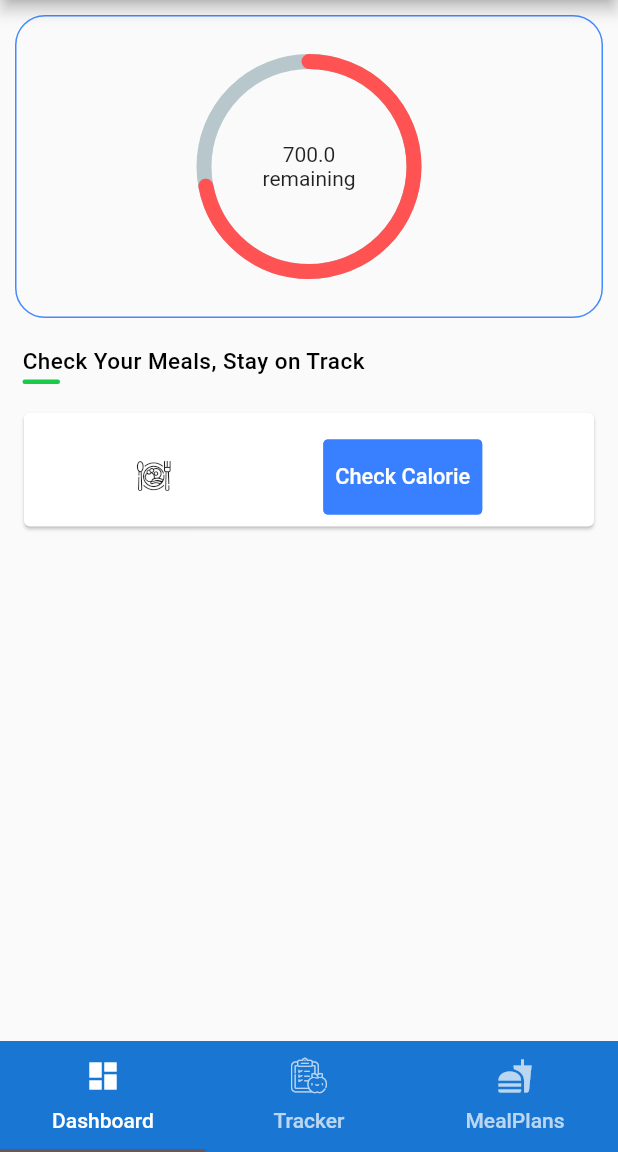
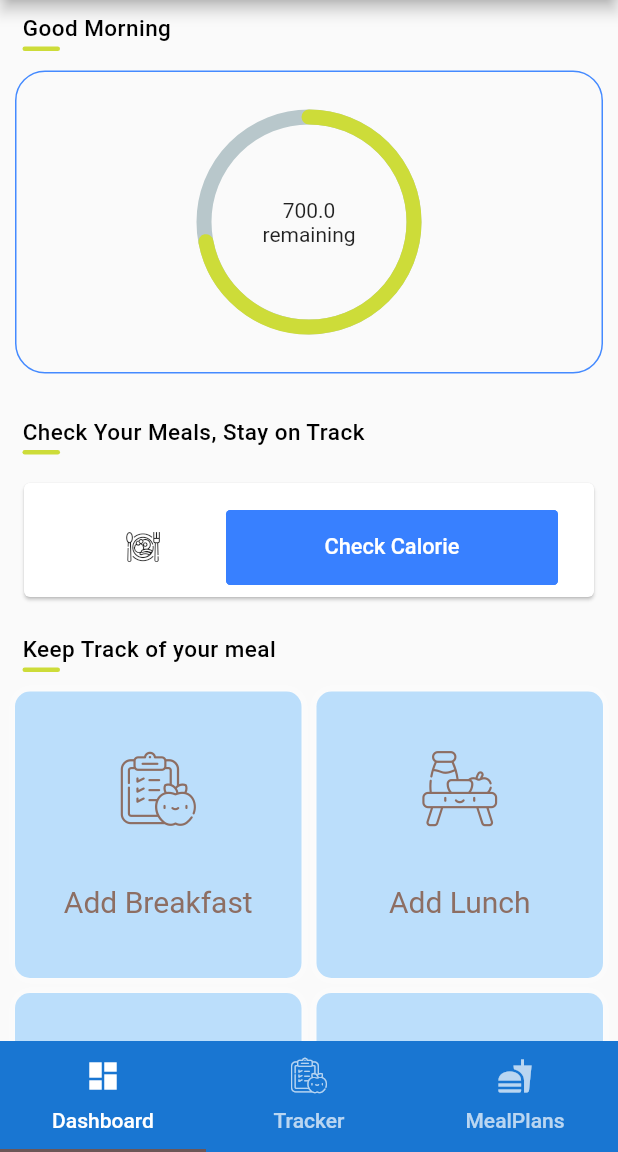
Before and after one commit to Phillipj1514/Comp2171_Project, a Flutter app: the Tabs screen opened directly, on a phone screen of 412 x 824 dp, the part 84-1236 px from its top. Run offline on Flutter 3.47's test engine with Material 2 defaults, Android fonts, the light colour scheme and no system bars; drawn by our look-alikes of percent_indicator; our stand-ins replace cloud_firestore, datetime_picker_formfield, firebase_auth, getflutter; missing offline and left inert: flappy_search_bar; accounts and stored records are empty.

Commit message:
Update UI_Dashboard.dart

```diff
--- a/lib/UI/UI_Dashboard.dart
+++ b/lib/UI/UI_Dashboard.dart
@@ -1,3 +1,6 @@
+import 'package:Vainfitness/UI/forms/AddMeal.dart';
+import 'package:Vainfitness/UI/forms/addMealPlan.dart';
+//import 'package:Vainfitness/UI/grid_dash.dart';
 import 'package:Vainfitness/UI/vain_icons_icons.dart';
 import 'package:flappy_search_bar/flappy_search_bar.dart';
 import 'package:flutter/cupertino.dart';
@@ -10,12 +13,97 @@ import 'package:getflutter/getflutter.dart';
 import 'forms/checkCaloricValue.dart';
 
 class UI_Dashboard extends StatelessWidget {
+  List vainGridComp = [
+    {
+      'icon': const IconData(
+        0xe800,
+        fontFamily: 'VainIcons',
+      ),
+      'title': 'Add Breakfast',
+      'route': AddMeal()
+    },
+    {
+      'icon': const IconData(
+        0xe803,
+        fontFamily: 'VainIcons',
+      ),
+      'title': 'Add Lunch',
+      'route': AddMeal()
+    },
+    {
+      'icon': const IconData(
+        0xe806,
+        fontFamily: 'VainIcons',
+      ),
+      'title': 'Add Dinner',
+      'route': AddMeal()
+    },
+    {
+      'icon': const IconData(
+        0xe804,
+        fontFamily: 'VainIcons',
+      ),
+      'title': 'Add Snack',
+      'route': AddMeal()
+    },
+  ];
+
+  Widget buildBoxTile(String title, IconData icon, Widget route) => InkWell(
+
+
+    child: Container(
+      decoration: BoxDecoration(
+        color: const Color(0xFFbbdefb),
+        borderRadius: const BorderRadius.all(Radius.circular(10)),
+        boxShadow: [
+          BoxShadow(
+              color: Colors.white70,
+              blurRadius: 6,
+              spreadRadius: 0),
+        ],
+      ),
+      child: Column(
+        mainAxisAlignment: MainAxisAlignment.spaceEvenly,
+        children: <Widget>[
+          Icon(
+            icon,
+            //color: Color(0xFFCDDC39),
+            color: Color(0xFF8D6E63),
+
+            // GFColors.SUCCESS,
+            size: 50,
+          ),
+//            Icon((icon),),
+          Text(
+            title,
+           // style: const TextStyle(color: GFColors.WHITE, fontSize: 20),
+              style: const TextStyle(color: Color(0xFF8D6E63), fontSize: 20),
+
+
+          )
+        ],
+      ),
+    ),
+  );
+
   @override
   Widget build(BuildContext context) {
     return SafeArea(
       child: Container(
         child: ListView(
           children: <Widget>[
+            Padding(
+              padding: EdgeInsets.only(left: 15, top: 10),
+              child: GFTypography(
+
+                text: 'Good Morning',
+
+                type: GFTypographyType.typo5,
+                dividerWidth: 25,
+                dividerColor: Color(0xFFCDDC39),
+              ),
+            ),
+            //Text( 'Good Morning'),
             Container(
               //color: Colors.greenAccent ,
               //padding: EdgeInsets.all(10.0),
@@ -28,16 +116,24 @@ class UI_Dashboard extends StatelessWidget {
                 ),
               child: CircularProgress(2500.0, 1800.0)),
 
+            const SizedBox(
+              height: 10,
+            ),
+
              Padding(
                     padding: EdgeInsets.only(left: 15, top: 10),
                     child: GFTypography(
+
                       text: 'Check Your Meals, Stay on Track',
 
                       type: GFTypographyType.typo5,
                       dividerWidth: 25,
-                dividerColor: Color(0xFF19CA4B),
+                      dividerColor: Color(0xFFCDDC39),
                     ),
                   ),
+
+
+
               GFCard(
                 content: Column(
                   mainAxisAlignment: MainAxisAlignment.start,
@@ -49,9 +145,14 @@ class UI_Dashboard extends StatelessWidget {
                     Row(
                       mainAxisAlignment: MainAxisAlignment.spaceAround ,
                       children: <Widget>[
-                      Icon(VainIcons.food_for_check_cal_val
+                        Expanded(
+                          flex: 1,
+                          child:
+                          Icon(VainIcons.food_for_check_cal_val),
                         ),
-
+                        Expanded(
+                          flex: 2,
+                          child:
                               GFButton(
                                 onPressed: () {
                                   Navigator.push( context,
@@ -68,132 +169,55 @@ class UI_Dashboard extends StatelessWidget {
                                     size: GFSize.LARGE,
                                     buttonBoxShadow: true,
                               ),
-//
+                        ),
                       ],
                     )
-              ]),
+                  ]
                 ),
+              ),
+            Padding(
+              padding: EdgeInsets.only(left: 15, top: 10),
+              child: GFTypography(
+
+                text: 'Keep Track of your meal',
+
+                type: GFTypographyType.typo5,
+                dividerWidth: 25,
+                dividerColor: Color(0xFFCDDC39),
+              ),
+            ),
+
+            Container(
+              margin: EdgeInsets.all(10) ,
+              child: GridView.builder(
+
+                  shrinkWrap: true,
+                  physics: const ScrollPhysics(),
+                  itemCount: vainGridComp.length,
+                  gridDelegate: const SliverGridDelegateWithFixedCrossAxisCount(
+                      crossAxisCount: 2,
+                      crossAxisSpacing: 10,
+                      mainAxisSpacing: 10),
+                  itemBuilder: (BuildContext context, int index) =>
+                      GestureDetector(
+                          onTap: () {
+                            Navigator.push(
+                                context,
+                                MaterialPageRoute(
+                                builder: (BuildContext context) =>
+                                AddMealPlan(),));
+                          },
+                          child: buildBoxTile(
+                              vainGridComp[index]['title'],
+                              vainGridComp[index]['icon'],
+                              vainGridComp[index]['route']))
+              ),
+            ),
+
           ]
         )
       )
-
     );
-
-              /*Row(
-                      children: [
-                        Icon(VainIcons.food_for_check_cal_val),
-                        Row(children: [
-                         Text( 'Check Calorie'),
-
-                         SearchBar(onSearch: null, onItemFound: null),
-                       ]),
-                      ]
-                  ),*/
-
-
-
-
-
-              /* Row(
-
-                mainAxisSize: MainAxisSize.min,
-                children: [
-                  Column(children: [
-                    Text('Protein'),
-                    GFProgressBar(
-                      percentage: 0.9,
-                      backgroundColor: Colors.black26,
-                      progressBarColor: GFColors.DANGER
-                    ),
-                    Text('${90}.%'),
-                  ],),
-                  Column(children: [
-                    Text('Protein'),
-                    GFProgressBar(
-                      percentage: 0.9,
-                      backgroundColor: Colors.black26,
-                      progressBarColor: GFColors.DANGER
-                    ),
-                    Text('${90}.%'),
-                  ],),
-                  Column(children: [
-                      Text('Protein'),
-                      GFProgressBar(
-                        percentage: 0.9,
-                        backgroundColor: Colors.black26,
-                        progressBarColor: GFColors.DANGER
-                      ),
-                      Text('${90}.%'),
-                    ],
-                  ),
-                ],
-              ), */
-            //],
-          //),),
-         //);
-     /*    Card(
-           child: Row(
-             children: [
-               Icon(VainIcons.food_for_check_cal_val),
-               SafeArea(
-
-                 child: Row(
-                   children: [
-                     Text( 'Check Calorie'),
-                     SearchBar(onSearch: null, onItemFound: null),
-                   ]
-                 ),
-               ),
-             ],
-           ),
-         ),*/
-        // GridView.count(
-        //   crossAxisCount: 2,
-        //   children: [
-        //     Card(
-        //       child: Center(
-        //         child: Column(
-        //           children: [
-        //             Icon(VainIcons.breakfast),
-        //             Text('Add a Breakfast item', softWrap: true ),
-        //         ],
-        //         )
-        //       ),
-        //     ),
-        //     Card(
-        //       child: Center(
-        //         child: Column(
-        //           children: [
-        //             Icon(VainIcons.tray_black),
-        //             Text('Add a Lunch item', softWrap: true ),
-        //         ],
-        //         )
-        //       ),
-        //     ),
-        //     Card(
-        //       child: Center(
-        //         child: Column(
-        //           children: [
-        //             Icon(VainIcons.diner),
-        //             Text('Add a Dinner item', softWrap: true ),
-        //         ],
-        //         )
-        //       ),
-        //     ),
-        //     Card(
-        //       child: Center(
-        //         child: Column(
-        //           children: [
-        //             Icon(VainIcons.food_and_restaurant),
-        //             Text('Add a Snack item', softWrap: true ),
-        //         ],
-        //         )
-        //       ),
-        //     )
-        //   ],
-        // ),
-      //]
-   // ),);
   }
 }
 
@@ -247,7 +271,8 @@ class _CircularProgressState extends State<CircularProgress> {
         child:Column(
           children: [
             CircularPercentIndicator(
-              progressColor: Colors.redAccent,
+             progressColor: Colors.lime ,
+              //progressColor: Colors.brown ,
               percent: _getPercent(widget.changeCalorie, widget.baseCalorie),
               animation: true,
               radius: 150.0,
@@ -265,150 +290,3 @@ class _CircularProgressState extends State<CircularProgress> {
     );
   }
 }
-
-
-
-class LinearFatsProgress extends StatefulWidget {
-  LinearFatsProgress({Key key}) : super(key: key);
-
-  @override
-  _LinearFatsProgressState createState() => _LinearFatsProgressState();
-}
-
-class _LinearFatsProgressState extends State {
-
- int _calories = 2250;
-  @override
-
-  void initState() {
-    super.initState();
-  }
-  void _incrementCalories(int increaseAmt){
-    setState(() {
-      _calories+= increaseAmt;
-    });
-  }
-
-  void _decrementCalories(int decAmount){
-    setState(() {
-      _calories -= decAmount;
-    });
-  }
-
-  @override
-  Widget build(BuildContext context) {
-      return Container(
-        padding: EdgeInsets.all(25.0),
-        child:Column(
-          children: [
-            LinearPercentIndicator(
-              width: 100.0,
-              lineHeight: 10.0,
-              progressColor: Colors.orangeAccent,
-              percent: 0.7,
-              //center: Text("Circle"),
-              animation: true,
-            )
-          ],
-        )
-    );
-  }
-}
-
-
-
-class LinearCarbsProgress extends StatefulWidget {
-  LinearCarbsProgress({Key key}) : super(key: key);
-
-  @override
-  _LinearCCarbsProgressState createState() => _LinearCCarbsProgressState();
-}
-
-class _LinearCCarbsProgressState extends State {
-
- int _calories = 2250;
-  @override
-
-  void initState() {
-    super.initState();
-  }
-  void _incrementCalories(int increaseAmt){
-    setState(() {
-      _calories+= increaseAmt;
-    });
-  }
-
-  void _decrementCalories(int decAmount){
-    setState(() {
-      _calories -= decAmount;
-    });
-  }
-
-  @override
-  Widget build(BuildContext context) {
-      return Container(
-        padding: EdgeInsets.all(25.0),
-        child:Column(
-          children: [
-            LinearPercentIndicator(
-              width: 100.0,
-              lineHeight: 10.0,
-              progressColor: Colors.orangeAccent,
-              percent: 0.7,
-              //center: Text("Circle"),
-              animation: true,
-            )
-          ],
-        )
-    );
-  }
-}
-
-
-
-class LinearProteinProgress extends StatefulWidget {
-  LinearProteinProgress({Key key}) : super(key: key);
-
-  @override
-  _LinearProteinProgressState createState() => _LinearProteinProgressState();
-}
-
-class _LinearProteinProgressState extends State {
-
- int _calories = 2250;
-  @override
-
-  void initState() {
-    super.initState();
-  }
-  void _incrementCalories(int increaseAmt){
-    setState(() {
-      _calories+= increaseAmt;
-    });
-  }
-
-  void _decrementCalories(int decAmount){
-    setState(() {
-      _calories -= decAmount;
-    });
-  }
-
-  @override
-  Widget build(BuildContext context) {
-      return Container(
-        padding: EdgeInsets.all(25.0),
-        child:Column(
-          children: [
-            LinearPercentIndicator(
-              width: 100.0,
-              lineHeight: 10.0,
-              progressColor: Colors.orangeAccent,
-              percent: 0.7,
-              //center: Text("Circle"),
-              animation: true,
-            )
-          ],
-        )
-    );
-  }
-}
```
Lines whose indentation alone changed are shown as unchanged.
